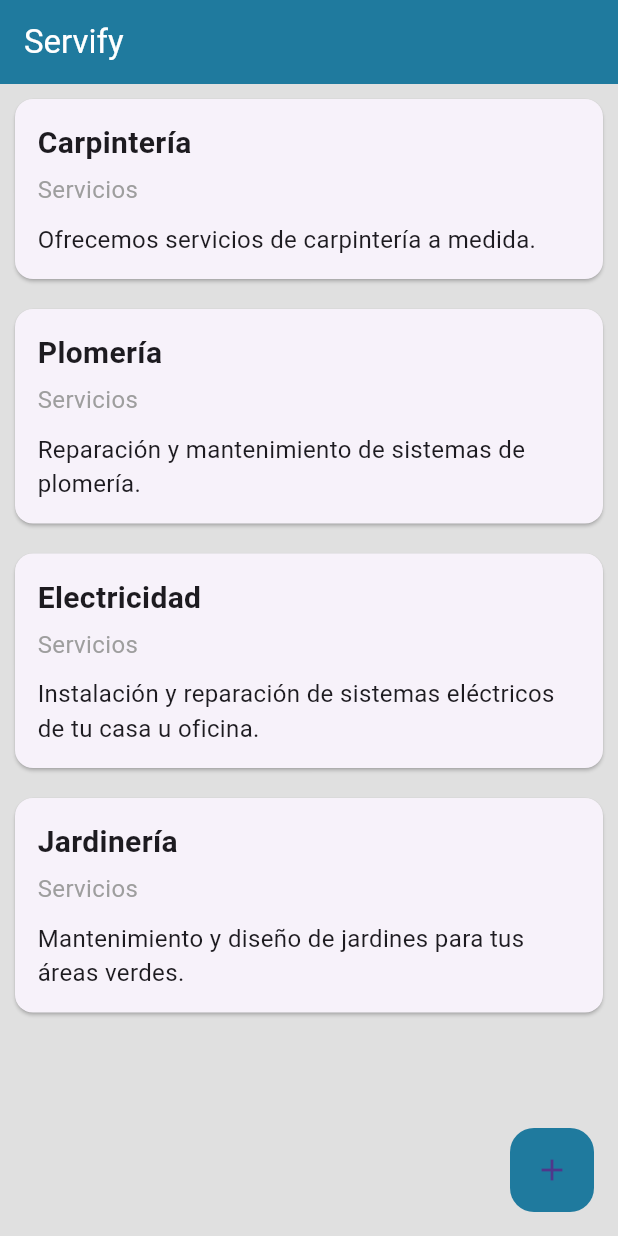
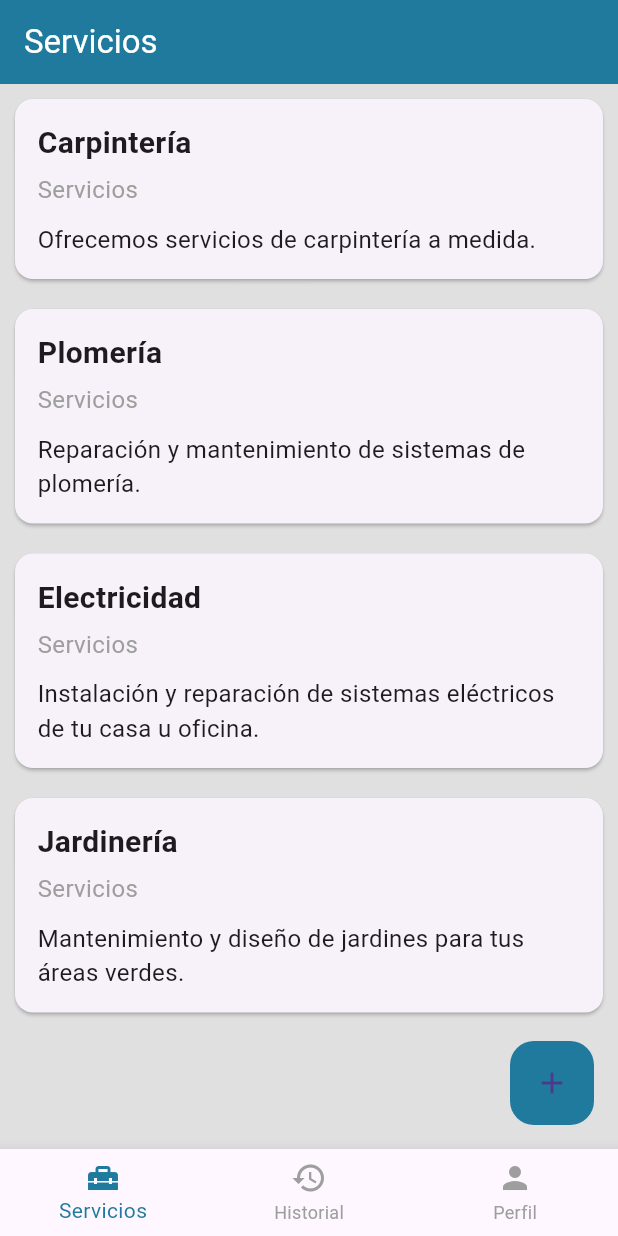
Before and after one commit to TheGeru/Project_Servify, a Flutter app: the screen it shows after launch, on a phone screen of 412 x 824 dp. Run offline on Flutter 3.47's test engine with Material 3 defaults, Android fonts, the phone set to English and light mode, and no system bars.

Commit message:
add new history and profile screens

```diff
--- a/lib/screens/home_screen.dart
+++ b/lib/screens/home_screen.dart
@@ -1,11 +1,21 @@
 import 'package:flutter/material.dart';
+
+import 'package:project_servify/screens/history_screen.dart';
+import 'package:project_servify/screens/profile_screen.dart';
 
 import 'package:project_servify/screens/service_detail_screen.dart';
 import 'package:project_servify/screens/add_service_screen.dart';
 import 'package:project_servify/widgets/card_container.dart';
 
-class HomeScreen extends StatelessWidget {
+class HomeScreen extends StatefulWidget {
   const HomeScreen({super.key});
+
+  @override
+  State<HomeScreen> createState() => _HomeScreenState();
+}
+
+class _HomeScreenState extends State<HomeScreen> {
+  int _selectedIndex = 0;
 
   void navigateToServiceDetail(BuildContext context, String title) {
     Navigator.push(
@@ -23,11 +33,72 @@ class HomeScreen extends StatelessWidget {
     );
   }
 
+  late final List<Widget> _widgetOptions = <Widget>[
+    _ServicesList(navigateToServiceDetail: navigateToServiceDetail),
+    //Funcion de navegacion a las nuevas pantallas
+    const HistoryScreen(),
+    const ProfileScreen(),
+  ];
+
+  // Función para cambiar el índice al presionar una pestaña
+  void _onItemTapped(int index) {
+    setState(() {
+      _selectedIndex = index;
+    });
+  }
+
   @override
   Widget build(BuildContext context) {
     return Scaffold(
-      appBar: AppBar(title: const Text('Servify')),
-      body: ListView(
+      appBar: AppBar(
+        // El título cambia dinámicamente según la pestaña seleccionada
+        title: Text(
+          _selectedIndex == 0
+              ? 'Servicios'
+              : (_selectedIndex == 1 ? 'Historial' : 'Perfil'),
+        ),
+      ),
+
+      // Muestra el widget de la pestaña seleccionada
+      body: _widgetOptions.elementAt(_selectedIndex),
+
+      // El FloatingActionButton solo es visible en la pestaña de Servicios (índice 0)
+      floatingActionButton: _selectedIndex == 0
+          ? FloatingActionButton(
+              onPressed: () => navigateToAddService(context),
+              child: const Icon(Icons.add),
+            )
+          : null, // Ocultar si no es la pestaña de Servicios
+      // BottomNavigationBar para la navegación principal
+      bottomNavigationBar: BottomNavigationBar(
+        items: const <BottomNavigationBarItem>[
+          BottomNavigationBarItem(
+            icon: Icon(Icons.home_repair_service),
+            label: 'Servicios',
+          ),
+          BottomNavigationBarItem(
+            icon: Icon(Icons.history),
+            label: 'Historial',
+          ),
+          BottomNavigationBarItem(icon: Icon(Icons.person), label: 'Perfil'),
+        ],
+        currentIndex: _selectedIndex,
+        selectedItemColor: const Color.fromARGB(255, 31, 122, 158),
+        unselectedItemColor: Colors.grey,
+        onTap: _onItemTapped,
+      ),
+    );
+  }
+}
+
+class _ServicesList extends StatelessWidget {
+  final Function(BuildContext, String) navigateToServiceDetail;
+
+  const _ServicesList({required this.navigateToServiceDetail});
+
+  @override
+  Widget build(BuildContext context) {
+    return ListView(
       children: [
         CardContainer(
           titulo: 'Carpintería',
@@ -35,14 +106,12 @@ class HomeScreen extends StatelessWidget {
           descripcion: 'Ofrecemos servicios de carpintería a medida.',
           onTap: () => navigateToServiceDetail(context, 'Carpintería'),
         ),
-
         CardContainer(
           titulo: 'Plomería',
           categoria: 'Servicios',
           descripcion: 'Reparación y mantenimiento de sistemas de plomería.',
           onTap: () => navigateToServiceDetail(context, 'Plomería'),
         ),
-
         CardContainer(
           titulo: 'Electricidad',
           categoria: 'Servicios',
@@ -50,7 +119,6 @@ class HomeScreen extends StatelessWidget {
               'Instalación y reparación de sistemas eléctricos de tu casa u oficina.',
           onTap: () => navigateToServiceDetail(context, 'Electricidad'),
         ),
-
         CardContainer(
           titulo: 'Jardinería',
           categoria: 'Servicios',
@@ -58,13 +126,8 @@ class HomeScreen extends StatelessWidget {
               'Mantenimiento y diseño de jardines para tus áreas verdes.',
           onTap: () => navigateToServiceDetail(context, 'Jardinería'),
         ),
+        const SizedBox(height: 80),
       ],
-      ),
-
-      floatingActionButton: FloatingActionButton(
-        onPressed: () => navigateToAddService(context),
-        child: const Icon(Icons.add),
-      ),
     );
   }
 }
```
Also changed, not shown: lib/screens/history_screen.dart (added, +15 -0 lines), lib/screens/profile_screen.dart (added, +15 -0 lines). Lines whose indentation alone changed are shown as unchanged.
